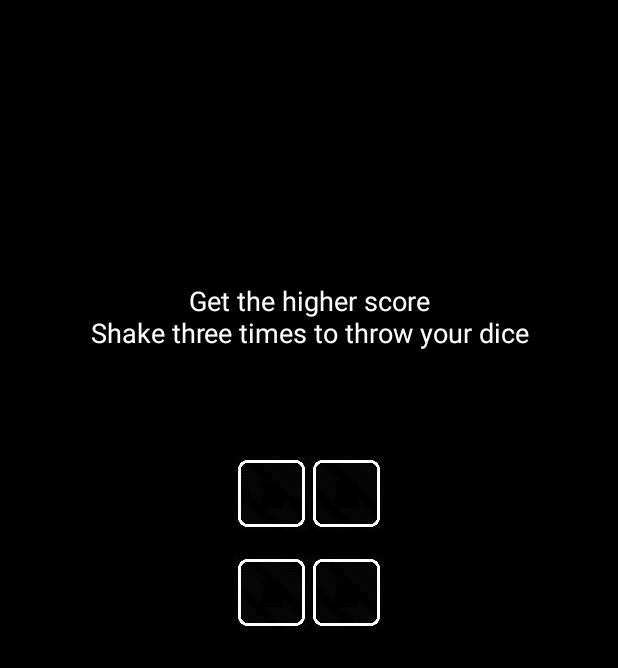
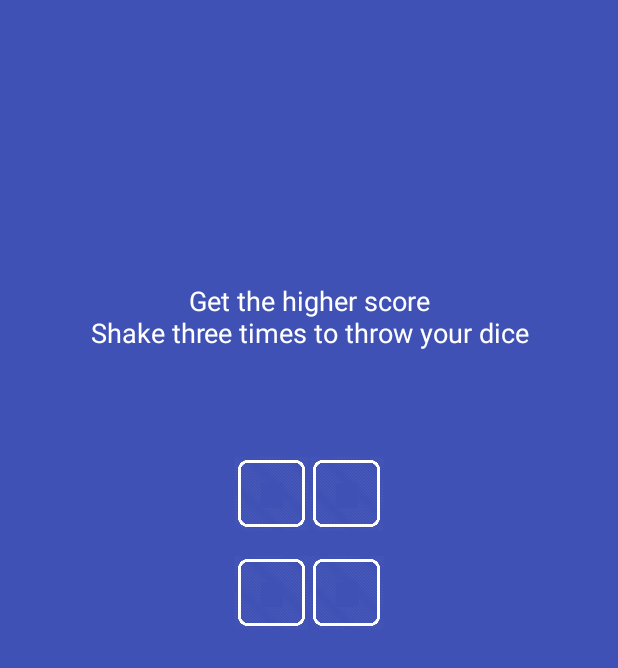
Before and after one commit to lordoscarr/Methor, an Android app: the fragment DiceFragment placed in its activity, on a phone screen of 412 x 824 dp. Shown: the top 668 px of the screen. Run offline under Robolectric (Android 15) with nearby library versions, the phone set to English and light mode, and no system bars; Roboto replaces fonts that are not available here; 1 statement that could not run was skipped.

Commit message:
Updated color and gamelogic. Game can only be played once, unless it's a draw

```diff
--- a/app/src/main/res/layout/fragment_dice.xml
+++ b/app/src/main/res/layout/fragment_dice.xml
@@ -6,7 +6,7 @@
     android:layout_width="match_parent"
     android:layout_height="match_parent"
     tools:context=".Minigames.DiceFragment"
-    android:background="@color/black">
+    android:background="@color/background">
 
     <!-- TODO: Update blank fragment layout -->
 
```
Also changed, not shown: app/src/main/java/methor/se/methor/Minigames/DiceFragment.java (+12 -6 lines).
